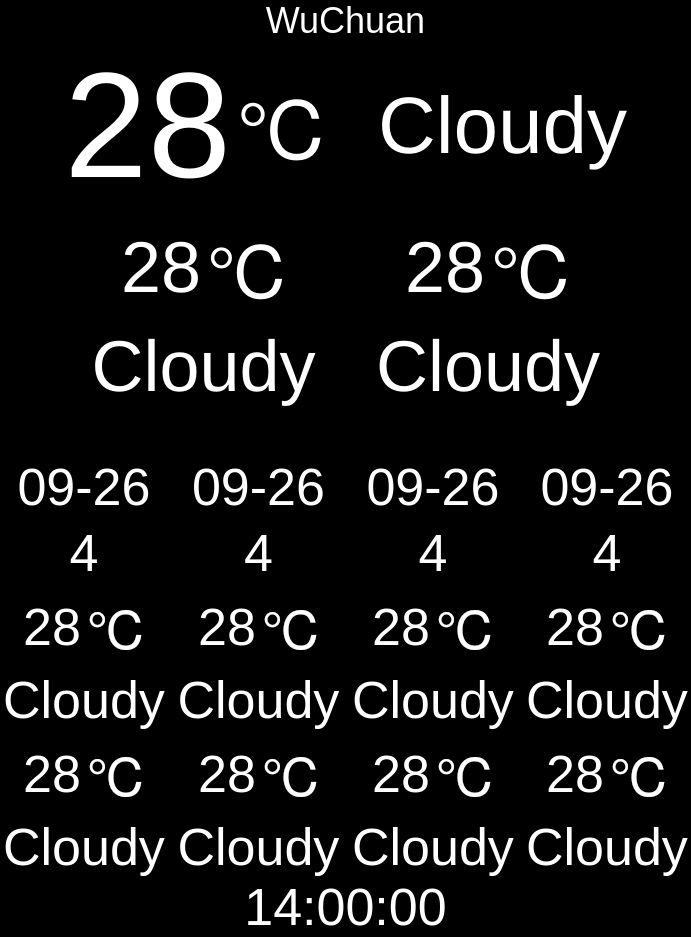
First picture: the form in weathercontrol.ui, repository hondodo/PCamera, before the edit.
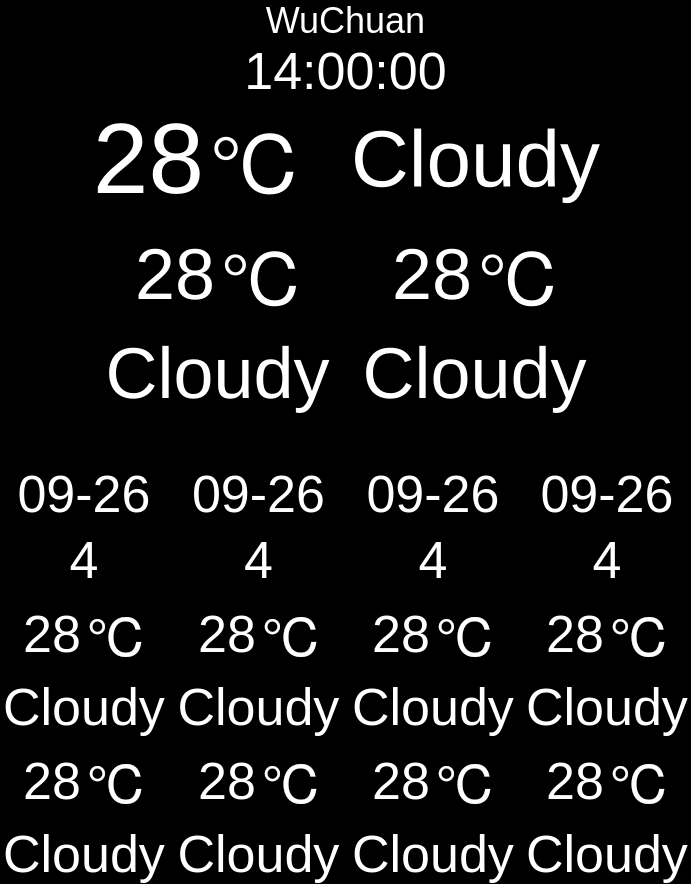
Second picture: the form after the edit.

```diff
--- a/weathercontrol.ui
+++ b/weathercontrol.ui
@@ -52,6 +52,25 @@
      </property>
     </widget>
    </item>
+   <item>
+    <widget class="QLabel" name="labelTime">
+     <property name="sizePolicy">
+      <sizepolicy hsizetype="Preferred" vsizetype="Fixed">
+       <horstretch>0</horstretch>
+       <verstretch>0</verstretch>
+      </sizepolicy>
+     </property>
+     <property name="styleSheet">
+      <string notr="true">font: 52px;</string>
+     </property>
+     <property name="text">
+      <string>14:00:00</string>
+     </property>
+     <property name="alignment">
+      <set>Qt::AlignCenter</set>
+     </property>
+    </widget>
+   </item>
    <item>
     <widget class="QWidget" name="widgetToday" native="true">
      <layout class="QGridLayout" name="gridLayout">
@@ -74,7 +93,7 @@
           <item>
            <widget class="QLabel" name="labelTempNow">
             <property name="styleSheet">
-             <string notr="true">font: 150px;</string>
+             <string notr="true">font: 100px;</string>
             </property>
             <property name="text">
              <string>28</string>
@@ -744,25 +763,6 @@
      </layout>
     </widget>
    </item>
-   <item>
-    <widget class="QLabel" name="labelTime">
-     <property name="sizePolicy">
-      <sizepolicy hsizetype="Preferred" vsizetype="Fixed">
-       <horstretch>0</horstretch>
-       <verstretch>0</verstretch>
-      </sizepolicy>
-     </property>
-     <property name="styleSheet">
-      <string notr="true">font: 52px;</string>
-     </property>
-     <property name="text">
-      <string>14:00:00</string>
-     </property>
-     <property name="alignment">
-      <set>Qt::AlignCenter</set>
-     </property>
-    </widget>
-   </item>
   </layout>
  </widget>
  <resources/>
```
